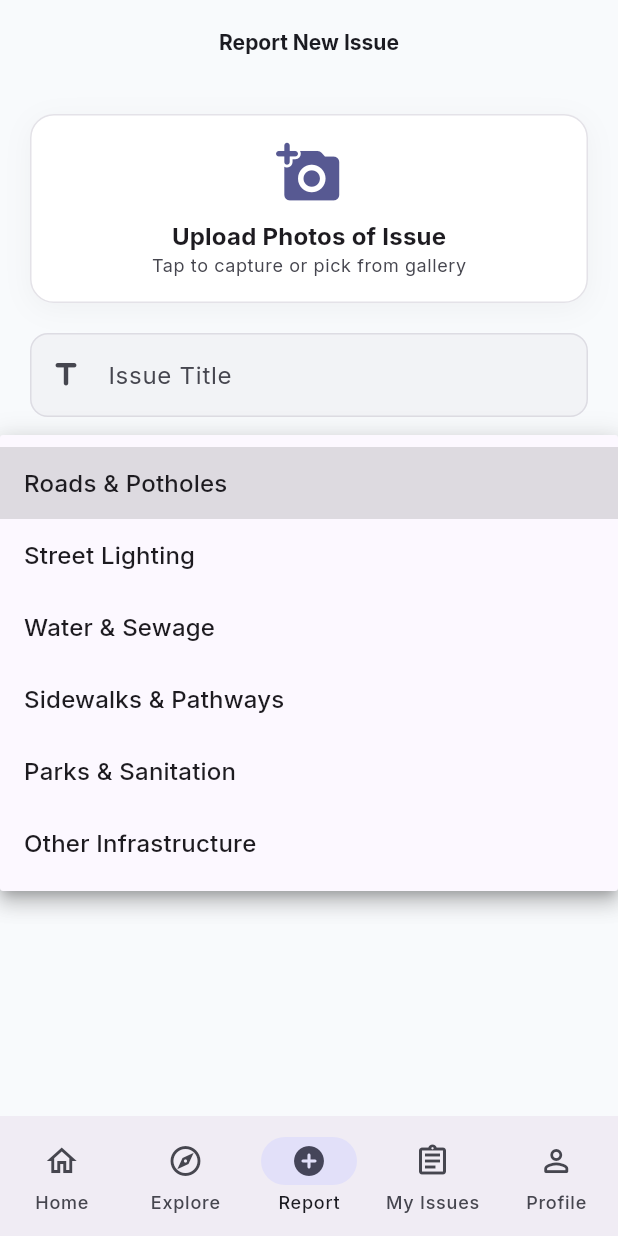
After one commit to jihanurrahman33/PIIRS-Mobile-App, a Flutter app: the ReportIssuePage screen opened by its route, after a tap on "Roads & Potholes", on a phone screen of 412 x 824 dp. The commit adds this screen. Run offline on Flutter 3.47's test engine with Material 3 defaults, Android fonts, the phone set to English and light mode, and no system bars; our stand-ins replace equatable, flutter_bloc, flutter_secure_storage, get_it, go_router, google_fonts and 1 more; accounts and stored records are empty.

Commit message:
feat(navigation): Implement citizen main navigation with tabs and associated pages

```diff
--- a/lib/core/routes/app_router.dart
+++ b/lib/core/routes/app_router.dart
@@ -10,7 +10,12 @@ import '../../features/auth/presentation/pages/onboarding_page.dart';
 import '../../features/auth/presentation/pages/register_page.dart';
 import '../../features/auth/presentation/pages/splash_page.dart';
 import '../../features/auth/presentation/pages/welcome_page.dart';
+import '../../features/home/presentation/pages/citizen_main_shell.dart';
 import '../../features/home/presentation/pages/home_page.dart';
+import '../../features/issues/presentation/pages/explore_issues_page.dart';
+import '../../features/issues/presentation/pages/my_issues_page.dart';
+import '../../features/issues/presentation/pages/report_issue_page.dart';
+import '../../features/profile/presentation/pages/citizen_profile_page.dart';
 
 /// Centralized GoRouter navigation configuration.
 abstract class AppRouter {
@@ -50,10 +55,6 @@ abstract class AppRouter {
         builder: (context, state) => const AccountBlockedPage(),
       ),
       GoRoute(
-        path: '/home',
-        builder: (context, state) => const HomePage(),
-      ),
-      GoRoute(
         path: '/update',
         builder: (context, state) => const AppUpdatePage(),
       ),
@@ -61,6 +62,57 @@ abstract class AppRouter {
         path: '/maintenance',
         builder: (context, state) => const MaintenancePage(),
       ),
+
+      // -----------------------------------------------------------------------
+      // Citizen Main Stateful Shell (5 Tabs)
+      // -----------------------------------------------------------------------
+      StatefulShellRoute.indexedStack(
+        builder: (context, state, navigationShell) {
+          return CitizenMainShell(navigationShell: navigationShell);
+        },
+        branches: [
+          StatefulShellBranch(
+            routes: [
+              GoRoute(
+                path: '/home',
+                builder: (context, state) => const HomePage(),
+              ),
+            ],
+          ),
+          StatefulShellBranch(
+            routes: [
+              GoRoute(
+                path: '/issues',
+                builder: (context, state) => const ExploreIssuesPage(),
+              ),
+            ],
+          ),
+          StatefulShellBranch(
+            routes: [
+              GoRoute(
+                path: '/report-issue',
+                builder: (context, state) => const ReportIssuePage(),
+              ),
+            ],
+          ),
+          StatefulShellBranch(
+            routes: [
+              GoRoute(
+                path: '/my-issues',
+                builder: (context, state) => const MyIssuesPage(),
+              ),
+            ],
+          ),
+          StatefulShellBranch(
+            routes: [
+              GoRoute(
+                path: '/profile',
+                builder: (context, state) => const CitizenProfilePage(),
+              ),
+            ],
+          ),
+        ],
+      ),
     ],
   );
 }
--- /dev/null
+++ b/lib/features/home/presentation/pages/citizen_main_shell.dart
@@ -0,0 +1,32 @@
+import 'package:flutter/material.dart';
+import 'package:go_router/go_router.dart';
+
+import '../widgets/citizen_bottom_nav_bar.dart';
+
+/// Stateful shell wrapper for Citizen Main Navigation across 5 tabs.
+class CitizenMainShell extends StatelessWidget {
+  final StatefulNavigationShell navigationShell;
+
+  const CitizenMainShell({
+    super.key,
+    required this.navigationShell,
+  });
+
+  void _onTap(int index) {
+    navigationShell.goBranch(
+      index,
+      initialLocation: index == navigationShell.currentIndex,
+    );
+  }
+
+  @override
+  Widget build(BuildContext context) {
+    return Scaffold(
+      body: navigationShell,
+      bottomNavigationBar: CitizenBottomNavBar(
+        currentIndex: navigationShell.currentIndex,
+        onTap: _onTap,
+      ),
+    );
+  }
+}
--- /dev/null
+++ b/lib/features/home/presentation/widgets/citizen_bottom_nav_bar.dart
@@ -0,0 +1,48 @@
+import 'package:flutter/material.dart';
+
+/// Reusable Bottom Navigation Bar for Citizen Main Shell with 5 items.
+class CitizenBottomNavBar extends StatelessWidget {
+  final int currentIndex;
+  final ValueChanged<int> onTap;
+
+  const CitizenBottomNavBar({
+    super.key,
+    required this.currentIndex,
+    required this.onTap,
+  });
+
+  @override
+  Widget build(BuildContext context) {
+    return NavigationBar(
+      selectedIndex: currentIndex,
+      onDestinationSelected: onTap,
+      destinations: const [
+        NavigationDestination(
+          icon: Icon(Icons.home_outlined),
+          selectedIcon: Icon(Icons.home_rounded),
+          label: 'Home',
+        ),
+        NavigationDestination(
+          icon: Icon(Icons.explore_outlined),
+          selectedIcon: Icon(Icons.explore_rounded),
+          label: 'Explore',
+        ),
+        NavigationDestination(
+          icon: Icon(Icons.add_circle_outline_rounded),
+          selectedIcon: Icon(Icons.add_circle_rounded),
+          label: 'Report',
+        ),
+        NavigationDestination(
+          icon: Icon(Icons.assignment_outlined),
+          selectedIcon: Icon(Icons.assignment_rounded),
+          label: 'My Issues',
+        ),
+        NavigationDestination(
+          icon: Icon(Icons.person_outline_rounded),
+          selectedIcon: Icon(Icons.person_rounded),
+          label: 'Profile',
+        ),
+      ],
+    );
+  }
+}
--- /dev/null
+++ b/lib/features/issues/presentation/pages/explore_issues_page.dart
@@ -0,0 +1,105 @@
+import 'package:flutter/material.dart';
+
+import '../../../../core/widgets/widgets.dart';
+
+/// Explore Issues Tab Page displaying public issues feed & filters.
+class ExploreIssuesPage extends StatelessWidget {
+  const ExploreIssuesPage({super.key});
+
+  @override
+  Widget build(BuildContext context) {
+    return Scaffold(
+      appBar: AppBar(
+        title: const Text('Explore Public Issues'),
+        actions: [
+          IconButton(
+            icon: const Icon(Icons.filter_list_rounded),
+            onPressed: () {},
+          ),
+          IconButton(
+            icon: const Icon(Icons.map_rounded),
+            onPressed: () {},
+          ),
+        ],
+      ),
+      body: SafeArea(
+        child: Padding(
+          padding: const EdgeInsets.all(16.0),
+          child: Column(
+            children: [
+              AppTextField(
+                label: 'Search issues by title or location...',
+                prefixIcon: Icons.search_rounded,
+              ),
+              const SizedBox(height: 16),
+              Expanded(
+                child: ListView.separated(
+                  itemCount: 4,
+                  separatorBuilder: (context, index) =>
+                      const SizedBox(height: 12),
+                  itemBuilder: (context, index) {
+                    final titles = [
+                      'Deep pothole on Main Street near intersection',
+                      'Broken streetlight outside community park',
+                      'Damaged sidewalk paving slab on 5th Ave',
+                      'Water pipe leakage causing pavement flood',
+                    ];
+                    final statuses = [
+                      'Pending',
+                      'In Progress',
+                      'Resolved',
+                      'Boosted'
+                    ];
+
+                    return AppCard(
+                      child: Column(
+                        crossAxisAlignment: CrossAxisAlignment.start,
+                        children: [
+                          Row(
+                            mainAxisAlignment: MainAxisAlignment.spaceBetween,
+                            children: [
+                              StatusBadge(status: statuses[index]),
+                              Text(
+                                '${(index + 1) * 3} upvotes',
+                                style: Theme.of(context)
+                                    .textTheme
+                                    .labelMedium
+                                    ?.copyWith(
+                                      fontWeight: FontWeight.bold,
+                                    ),
+                              ),
+                            ],
+                          ),
+                          const SizedBox(height: 8),
+                          Text(
+                            titles[index],
+                            style: Theme.of(context)
+                                .textTheme
+                                .titleMedium
+                                ?.copyWith(
+                                  fontWeight: FontWeight.bold,
+                                ),
+                          ),
+                          const SizedBox(height: 4),
+                          Text(
+                            'Reported 2 days ago • Sector 4',
+                            style:
+                                Theme.of(context).textTheme.bodySmall?.copyWith(
+                                      color: Theme.of(context)
+                                          .colorScheme
+                                          .onSurfaceVariant,
+                                    ),
+                          ),
+                        ],
+                      ),
+                    );
+                  },
+                ),
+              ),
+            ],
+          ),
+        ),
+      ),
+    );
+  }
+}
--- /dev/null
+++ b/lib/features/issues/presentation/pages/my_issues_page.dart
@@ -0,0 +1,72 @@
+import 'package:flutter/material.dart';
+
+import '../../../../core/widgets/widgets.dart';
+
+/// My Issues Tab Page listing citizen's reported issues and statuses.
+class MyIssuesPage extends StatelessWidget {
+  const MyIssuesPage({super.key});
+
+  @override
+  Widget build(BuildContext context) {
+    return Scaffold(
+      appBar: AppBar(
+        title: const Text('My Reported Issues'),
+      ),
+      body: SafeArea(
+        child: Padding(
+          padding: const EdgeInsets.all(16.0),
+          child: ListView.separated(
+            itemCount: 3,
+            separatorBuilder: (context, index) => const SizedBox(height: 12),
+            itemBuilder: (context, index) {
+              final myTitles = [
+                'Pothole on 3rd Avenue near bakery',
+                'Flickering street lamp outside House #42',
+                'Overflowing garbage bin in Central Square',
+              ];
+              final myStatuses = ['In Progress', 'Pending', 'Resolved'];
+
+              return AppCard(
+                child: Column(
+                  crossAxisAlignment: CrossAxisAlignment.start,
+                  children: [
+                    Row(
+                      mainAxisAlignment: MainAxisAlignment.spaceBetween,
+                      children: [
+                        StatusBadge(status: myStatuses[index]),
+                        Text(
+                          'ID: #ZAP-10${index + 1}',
+                          style: Theme.of(context)
+                              .textTheme
+                              .labelSmall
+                              ?.copyWith(
+                                color: Theme.of(context).colorScheme.outline,
+                              ),
+                        ),
+                      ],
+                    ),
+                    const SizedBox(height: 10),
+                    Text(
+                      myTitles[index],
+                      style: Theme.of(context).textTheme.titleMedium?.copyWith(
+                            fontWeight: FontWeight.bold,
+                          ),
+                    ),
+                    const SizedBox(height: 6),
+                    Text(
+                      'Submitted on Aug 1, 2026',
+                      style: Theme.of(context).textTheme.bodySmall?.copyWith(
+                            color:
+                                Theme.of(context).colorScheme.onSurfaceVariant,
+                          ),
+                    ),
+                  ],
+                ),
+              );
+            },
+          ),
+        ),
+      ),
+    );
+  }
+}
--- /dev/null
+++ b/lib/features/issues/presentation/pages/report_issue_page.dart
@@ -0,0 +1,116 @@
+import 'package:flutter/material.dart';
+
+import '../../../../core/widgets/widgets.dart';
+
+/// Report Issue Tab Page for submitting infrastructure issues with photo/location.
+class ReportIssuePage extends StatefulWidget {
+  const ReportIssuePage({super.key});
+
+  @override
+  State<ReportIssuePage> createState() => _ReportIssuePageState();
+}
+
+class _ReportIssuePageState extends State<ReportIssuePage> {
+  final _formKey = GlobalKey<FormState>();
+  final _titleController = TextEditingController();
+  final _descriptionController = TextEditingController();
+  String _selectedCategory = 'Roads & Potholes';
+
+  static const List<String> _categories = [
+    'Roads & Potholes',
+    'Street Lighting',
+    'Water & Sewage',
+    'Sidewalks & Pathways',
+    'Parks & Sanitation',
+    'Other Infrastructure',
+  ];
+
+  @override
+  void dispose() {
+    _titleController.dispose();
+    _descriptionController.dispose();
+    super.dispose();
+  }
+
+  @override
+  Widget build(BuildContext context) {
+    final theme = Theme.of(context);
+
+    return Scaffold(
+      appBar: AppBar(
+        title: const Text('Report New Issue'),
+      ),
+      body: SafeArea(
+        child: SingleChildScrollView(
+          padding: const EdgeInsets.all(20.0),
+          child: Form(
+            key: _formKey,
+            child: Column(
+              crossAxisAlignment: CrossAxisAlignment.stretch,
+              children: [
+                AppCard(
+                  child: Column(
+                    children: [
+                      Icon(
+                        Icons.add_a_photo_rounded,
+                        size: 44,
+                        color: theme.colorScheme.primary,
+                      ),
+                      const SizedBox(height: 8),
+                      Text(
+                        'Upload Photos of Issue',
+                        style: theme.textTheme.titleMedium?.copyWith(
+                          fontWeight: FontWeight.bold,
+                        ),
+                      ),
+                      Text(
+                        'Tap to capture or pick from gallery',
+                        style: theme.textTheme.bodySmall?.copyWith(
+                          color: theme.colorScheme.onSurfaceVariant,
+                        ),
+                      ),
+                    ],
+                  ),
+                ),
+                const SizedBox(height: 20),
+                AppTextField(
+                  controller: _titleController,
+                  label: 'Issue Title',
+                  prefixIcon: Icons.title_rounded,
+                ),
+                const SizedBox(height: 16),
+                DropdownButtonFormField<String>(
+                  initialValue: _selectedCategory,
+                  decoration: const InputDecoration(
+                    labelText: 'Category',
+                    prefixIcon: Icon(Icons.category_rounded),
+                  ),
+                  items: _categories
+                      .map((cat) =>
+                          DropdownMenuItem(value: cat, child: Text(cat)))
+                      .toList(),
+                  onChanged: (val) {
+                    if (val != null) {
+                      setState(() => _selectedCategory = val);
+                    }
+                  },
+                ),
+                const SizedBox(height: 16),
+                AppTextField(
+                  controller: _descriptionController,
+                  label: 'Detailed Description',
+                  prefixIcon: Icons.description_rounded,
+                ),
+                const SizedBox(height: 24),
+                AppButton(
+                  text: 'Submit Issue Report',
+                  onPressed: () {},
+                ),
+              ],
+            ),
+          ),
+        ),
+      ),
+    );
+  }
+}
--- /dev/null
+++ b/lib/features/profile/presentation/pages/citizen_profile_page.dart
@@ -0,0 +1,102 @@
+import 'package:flutter/material.dart';
+import 'package:go_router/go_router.dart';
+
+import '../../../../core/theme/app_colors.dart';
+import '../../../../core/widgets/widgets.dart';
+
+/// Citizen Profile Tab Page with account details & settings.
+class CitizenProfilePage extends StatelessWidget {
+  const CitizenProfilePage({super.key});
+
+  @override
+  Widget build(BuildContext context) {
+    final theme = Theme.of(context);
+
+    return Scaffold(
+      appBar: AppBar(
+        title: const Text('My Profile'),
+        actions: [
+          IconButton(
+            icon: const Icon(Icons.settings_rounded),
+            onPressed: () {},
+          ),
+        ],
+      ),
+      body: SafeArea(
+        child: SingleChildScrollView(
+          padding: const EdgeInsets.all(20.0),
+          child: Column(
+            children: [
+              AppCard(
+                child: Column(
+                  children: [
+                    CircleAvatar(
+                      radius: 40,
+                      backgroundColor:
+                          AppColors.primarySeed.withValues(alpha: 0.15),
+                      child: const Icon(
+                        Icons.person_rounded,
+                        size: 48,
+                        color: AppColors.primarySeed,
+                      ),
+                    ),
+                    const SizedBox(height: 12),
+                    Text(
+                      'Citizen User',
+                      style: theme.textTheme.titleLarge?.copyWith(
+                        fontWeight: FontWeight.bold,
+                      ),
+                    ),
+                    Text(
+                      'citizen@zapshift.com',
+                      style: theme.textTheme.bodyMedium?.copyWith(
+                        color: theme.colorScheme.onSurfaceVariant,
+                      ),
+                    ),
+                    const SizedBox(height: 12),
+                    Chip(
+                      label: const Text('Standard Citizen'),
+                      backgroundColor:
+                          AppColors.primarySeed.withValues(alpha: 0.1),
+                    ),
+                  ],
+                ),
+              ),
+              const SizedBox(height: 20),
+              AppCard(
+                child: Column(
+                  children: [
+                    ListTile(
+                      leading:
+                          const Icon(Icons.star_rounded, color: Colors.amber),
+                      title: const Text('Upgrade to Premium'),
+                      subtitle: const Text(
+                          'Get priority issue reporting & direct staff chat'),
+                      trailing: const Icon(Icons.chevron_right_rounded),
+                      onTap: () {},
+                    ),
+                    const Divider(),
+                    ListTile(
+                      leading: const Icon(Icons.notifications_rounded),
+                      title: const Text('Notification Preferences'),
+                      trailing: const Icon(Icons.chevron_right_rounded),
+                      onTap: () {},
+                    ),
+                    const Divider(),
+                    ListTile(
+                      leading: const Icon(Icons.logout_rounded,
+                          color: AppColors.rejected),
+                      title: const Text('Sign Out',
+                          style: TextStyle(color: AppColors.rejected)),
+                      onTap: () => context.go('/login'),
+                    ),
+                  ],
+                ),
+              ),
+            ],
+          ),
+        ),
+      ),
+    );
+  }
+}
```
Also changed, not shown: 1 other file.
